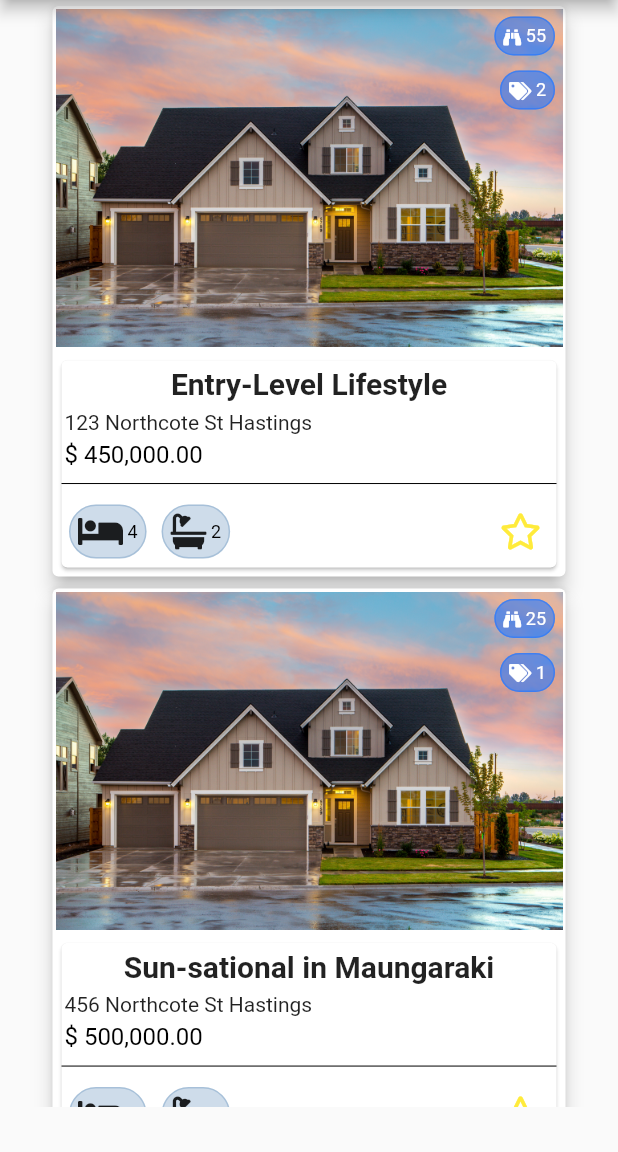
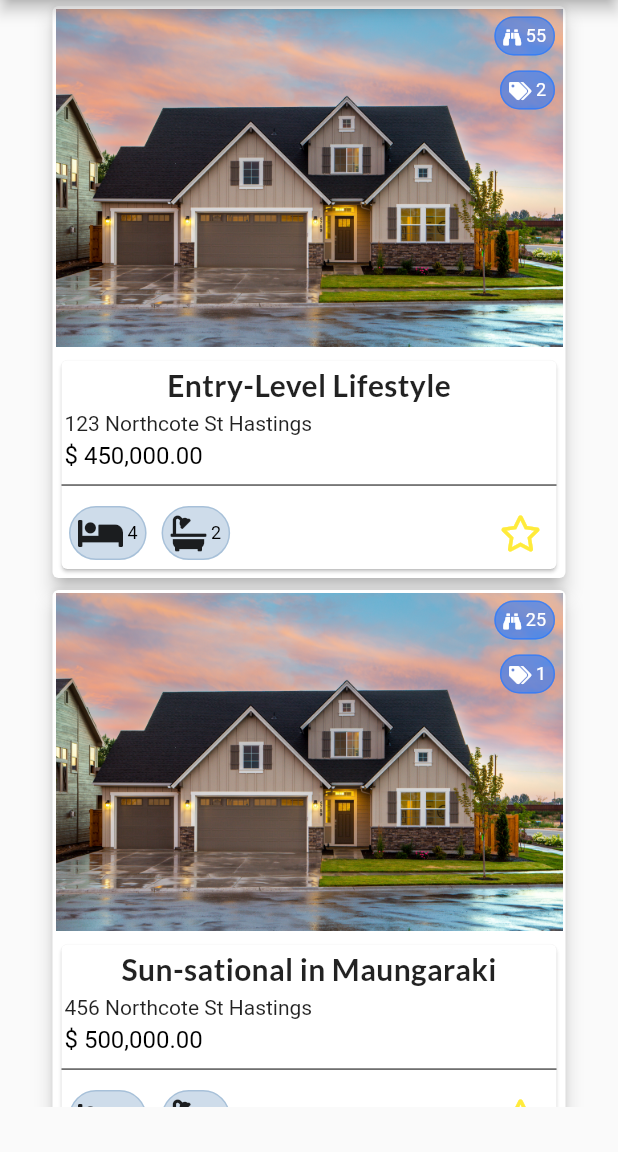
Before and after one commit to FloydWatson/houseAppMock, a Flutter app: the screen it shows after launch, after a tap on "Listings", on a phone screen of 412 x 824 dp, the part 84-1236 px from its top. Run offline on Flutter 3.47's test engine with Material 2 defaults, Android fonts, the phone set to English and light mode, and no system bars; our stand-ins replace flutter_icons, flutter_money_formatter, font_awesome_flutter, google_fonts.

Commit message:
added new heading style

```diff
--- a/fisbomock/lib/Widgets/listing_item.dart
+++ b/fisbomock/lib/Widgets/listing_item.dart
@@ -20,16 +20,25 @@ class ListingItem extends StatelessWidget {
   final String imagePath;
   final String heading;
 
-  ListingItem(this.id, this.streetNumber, this.streetName, this.city,
-      this.price, this.bed, this.bath, this.views, this.offers, this.imagePath, this.heading);
+  ListingItem(
+      this.id,
+      this.streetNumber,
+      this.streetName,
+      this.city,
+      this.price,
+      this.bed,
+      this.bath,
+      this.views,
+      this.offers,
+      this.imagePath,
+      this.heading);
 
   @override
   Widget build(BuildContext context) {
     final listingProvider = Provider.of<ListingProvider>(context);
 
-    FlutterMoneyFormatter fmf = FlutterMoneyFormatter(
-      amount: double.parse('$price')
-    );
+    FlutterMoneyFormatter fmf =
+        FlutterMoneyFormatter(amount: double.parse('$price'));
     return Card(
       margin: EdgeInsets.symmetric(
         horizontal: 15,
@@ -123,10 +132,21 @@ class ListingItem extends StatelessWidget {
                       alignment: Alignment.topCenter,
                       child: Padding(
                         padding: const EdgeInsets.all(4.0),
-                        child: Text('$heading', style: TextStyle(
+                        child: Text(
+                          '$heading',
+                          style: GoogleFonts.lato( // posible heading style. will move to theme
+                            textStyle: TextStyle(
+                              letterSpacing: .25,
                               fontSize: 20,
-                          fontWeight: FontWeight.w600
-                         ),),
+                              fontWeight: FontWeight.w600,
+                            ),
+                          ),
+
+                          // TextStyle(
+                          //   fontSize: 20,
+                          //   fontWeight: FontWeight.w600
+                          //  ),
+                        ),
                       ),
                     ),
                     Align(
@@ -142,11 +162,10 @@ class ListingItem extends StatelessWidget {
                         padding: const EdgeInsets.all(2.0),
                         child: Row(
                           children: <Widget>[
-
                             Text(
                               '${fmf.output.symbolOnLeft}',
-                                style: TextStyle(
-                                    fontSize: 16, color: Colors.black),
+                              style:
+                                  TextStyle(fontSize: 16, color: Colors.black),
                             ),
                           ],
                         ),
@@ -199,8 +218,8 @@ class ListingItem extends StatelessWidget {
                         ),
                         Spacer(),
                         IconButton(
-                          icon:  FaIcon(FontAwesomeIcons.star),
-                          onPressed: () { },
+                          icon: FaIcon(FontAwesomeIcons.star),
+                          onPressed: () {},
                           color: Colors.yellow,
                         ),
                       ],
```
Lines whose indentation alone changed are shown as unchanged.
